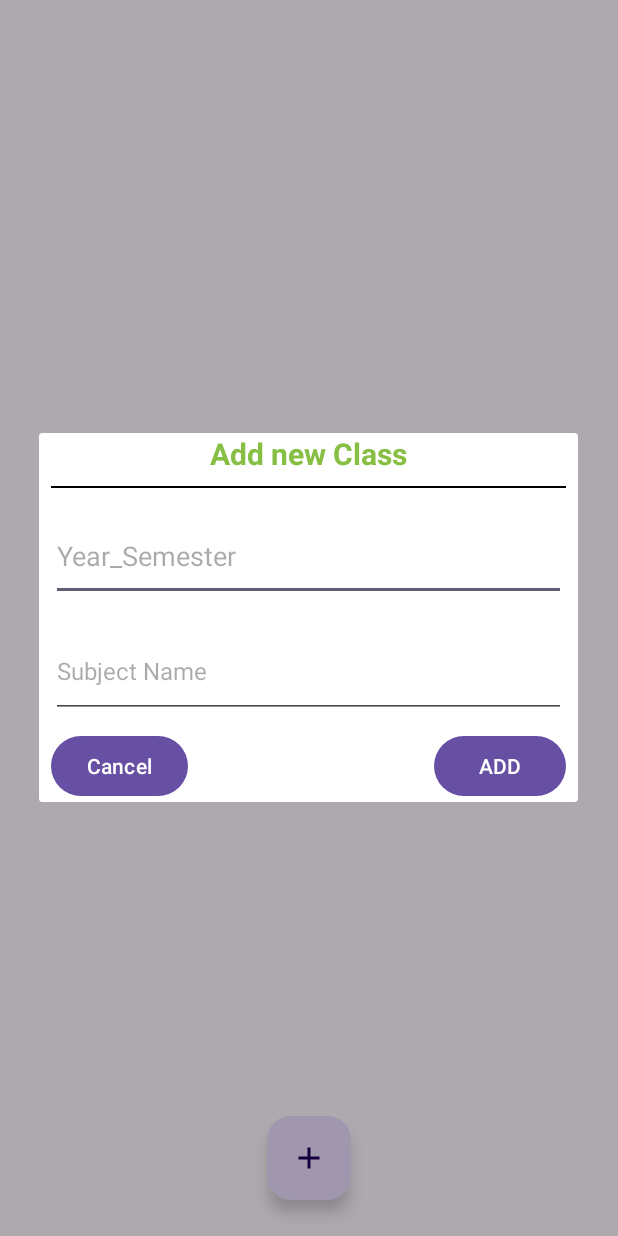
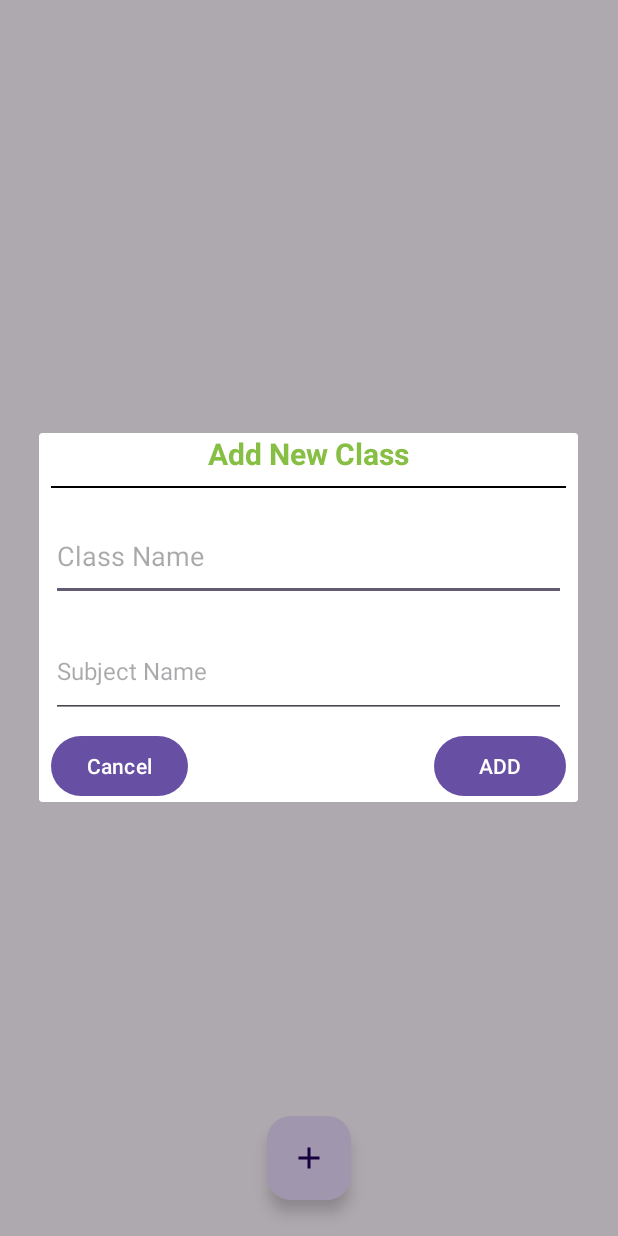
Before and after one commit to Md-Rabiul-Islam75/attendance-app-project-final, an Android app: the screen it shows after launch (MainActivity), after a tap on an icon or button, on a phone screen of 412 x 824 dp. Run offline under Robolectric (Android 15) with nearby library versions, the phone set to English and light mode, and no system bars.

Commit message:
Completing third part

```diff
--- a/app/src/main/java/com/example/projectnew/ClassItem.java
+++ b/app/src/main/java/com/example/projectnew/ClassItem.java
@@ -2,7 +2,7 @@ package com.example.projectnew;
 
 public class ClassItem {
 
-    String className;
+  private   String className;
 
     public String getClassName() {
         return className;
@@ -20,7 +20,7 @@ public class ClassItem {
         this.subjectName = subjectName;
     }
 
-    String subjectName;
+   private String subjectName;
 
     public ClassItem(String className, String subjectName) {
         this.className = className;
--- a/app/src/main/java/com/example/projectnew/MainActivity.java
+++ b/app/src/main/java/com/example/projectnew/MainActivity.java
@@ -25,8 +25,7 @@ public class MainActivity extends AppCompatActivity {
 
     ArrayList<ClassItem> classItems = new ArrayList<>();
 
-    EditText class_edt;
-    EditText subject_edt;
+
 
 
     @Override
@@ -46,34 +45,15 @@ public class MainActivity extends AppCompatActivity {
     }
 
     private void showDialog() {
-        AlertDialog.Builder builder = new AlertDialog.Builder(this);
 
-        View view = LayoutInflater.from(this).inflate(R.layout.class_dialog, null);
-        builder.setView(view);
+     MyDialog dialog = new MyDialog();
+     dialog.show(getSupportFragmentManager(),MyDialog.CLASS_ADD_DIALOG);
 
-       AlertDialog dialog =  builder.create();
-       dialog.show();
-
-        class_edt = view.findViewById(R.id.class_edt);
-        subject_edt = view.findViewById(R.id.subject_edt);
-
-        Button cancel = view.findViewById(R.id.cancel_btn);
-        Button add = view.findViewById(R.id.add_btn);
-
-        cancel.setOnClickListener(v-> dialog.dismiss());
-        add.setOnClickListener(v->{
-            addClass();
-            dialog.dismiss();
-        });
-
-
-
+     dialog.setListener((className,subjectName) -> addClass(className,subjectName));
 
     }
 
-    private void addClass() {
-        String className = class_edt.getText().toString();
-        String subjectName = subject_edt.getText().toString();
+    private void addClass(String className,String subjectName) {
 
         classItems.add(new ClassItem(className,subjectName));
         classAdapter.notifyDataSetChanged();
--- /dev/null
+++ b/app/src/main/java/com/example/projectnew/MyDialog.java
@@ -0,0 +1,66 @@
+package com.example.projectnew;
+
+import android.app.Dialog;
+import android.os.Bundle;
+import android.view.LayoutInflater;
+import android.view.View;
+import android.widget.Button;
+import android.widget.EditText;
+import android.widget.TextView;
+
+import androidx.annotation.NonNull;
+import androidx.annotation.Nullable;
+import androidx.appcompat.app.AlertDialog;
+import androidx.fragment.app.DialogFragment;
+
+public class MyDialog extends DialogFragment {
+
+      public static final String CLASS_ADD_DIALOG="addClass";
+
+    private   OnClickListener Listener;
+      public interface OnClickListener{
+          void onClick(String text1,String text2);
+      }
+
+    public void setListener(OnClickListener listener) {
+        Listener = listener;
+    }
+
+    @NonNull
+    @Override
+    public Dialog onCreateDialog(@Nullable Bundle savedInstanceState) {
+
+        Dialog dialog = null;
+        if(getTag().equals(CLASS_ADD_DIALOG))dialog=getAddClassDialog();
+        return dialog;
+    }
+
+    private Dialog getAddClassDialog() {
+
+        AlertDialog.Builder builder = new AlertDialog.Builder(getActivity());
+
+        View view = LayoutInflater.from(getActivity()).inflate(R.layout.dialog, null);
+        builder.setView(view);
+
+        TextView title = view.findViewById(R.id.titleDialog);
+        title.setText("Add New Class");
+
+       EditText class_edt = view.findViewById(R.id.edt01);
+       EditText subject_edt = view.findViewById(R.id.edt02);
+
+
+        class_edt.setHint("Class Name");
+        subject_edt.setHint("Subject Name");
+        Button cancel = view.findViewById(R.id.cancel_btn);
+        Button add = view.findViewById(R.id.add_btn);
+
+        cancel.setOnClickListener(v-> dismiss());
+        add.setOnClickListener(v->{
+            String className = class_edt.getText().toString();
+            String subName = subject_edt.getText().toString();
+             Listener.onClick(className,subName);
+            dismiss();
+        });
+        return builder.create();
+    }
+}
--- a/app/src/main/res/layout/class_dialog.xml
+++ b/app/src/main/res/layout/dialog.xml
@@ -5,10 +5,11 @@
     android:orientation="vertical">
 
     <TextView
+        android:id="@+id/titleDialog"
         android:layout_width="wrap_content"
         android:layout_height="wrap_content"
         android:layout_gravity="center_horizontal"
-        android:text="Add new Class"
+        android:text="Title"
         android:textColor="#86BF43"
         android:textSize="20sp"
         android:textStyle="bold" />
@@ -20,18 +21,18 @@
         android:background="#000000" />
 
     <EditText
-        android:id="@+id/class_edt"
+        android:id="@+id/edt01"
         android:layout_width="match_parent"
         android:layout_height="59dp"
         android:layout_margin="8dp"
-        android:hint="Year_Semester" />
+        android:hint="edt01" />
 
     <EditText
-        android:id="@+id/subject_edt"
+        android:id="@+id/edt02"
         android:layout_width="match_parent"
         android:layout_height="62dp"
         android:layout_margin="8dp"
-        android:hint="Subject Name"
+        android:hint="edt02"
         android:textSize="16sp" />
 
     <RelativeLayout
```
